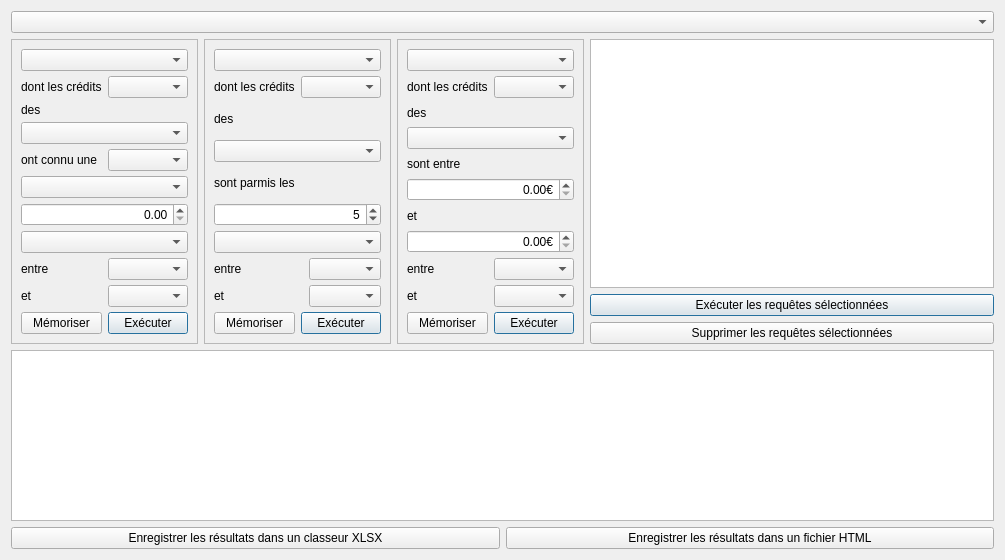
Old version of the form formqueries.ui in the repository GiPiLab/ProtonClassicSuite.
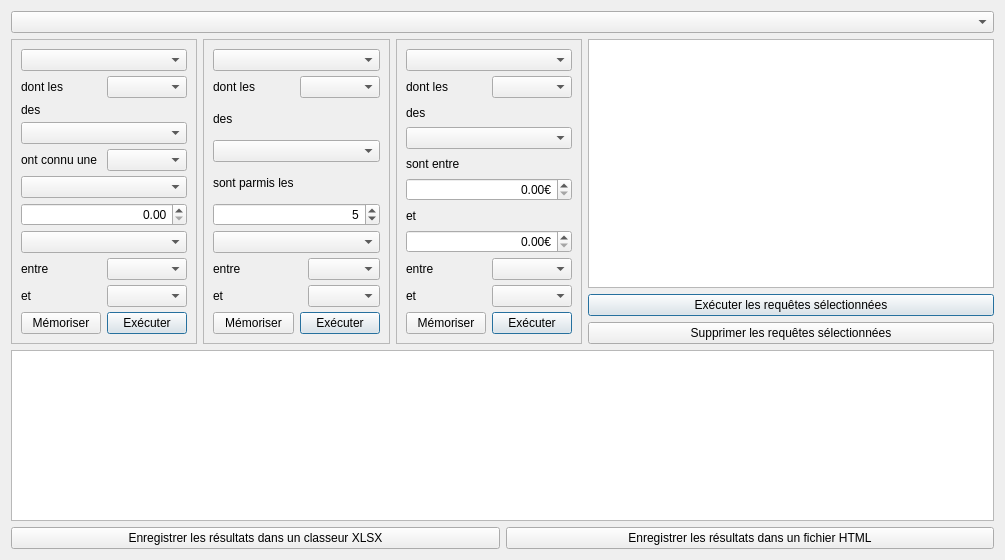
New version of the form. Icons and pictures are not drawn.

```diff
--- a/formqueries.ui
+++ b/formqueries.ui
@@ -101,7 +101,7 @@
       <item row="1" column="0">
        <widget class="QLabel" name="label_9">
         <property name="text">
-         <string>dont les crédits</string>
+         <string>dont les</string>
         </property>
         <property name="buddy">
          <cstring>comboBoxORED_2</cstring>
@@ -279,7 +279,7 @@
       <item row="1" column="0">
        <widget class="QLabel" name="label_16">
         <property name="text">
-         <string>dont les crédits</string>
+         <string>dont les</string>
         </property>
         <property name="buddy">
          <cstring>comboBoxORED_3</cstring>
@@ -474,7 +474,7 @@
       <item row="1" column="0">
        <widget class="QLabel" name="label_2">
         <property name="text">
-         <string>dont les crédits</string>
+         <string>dont les</string>
         </property>
         <property name="buddy">
          <cstring>comboBoxORED</cstring>
```
Left out of the diff: 2 changed lines with no effect on the pictures.
